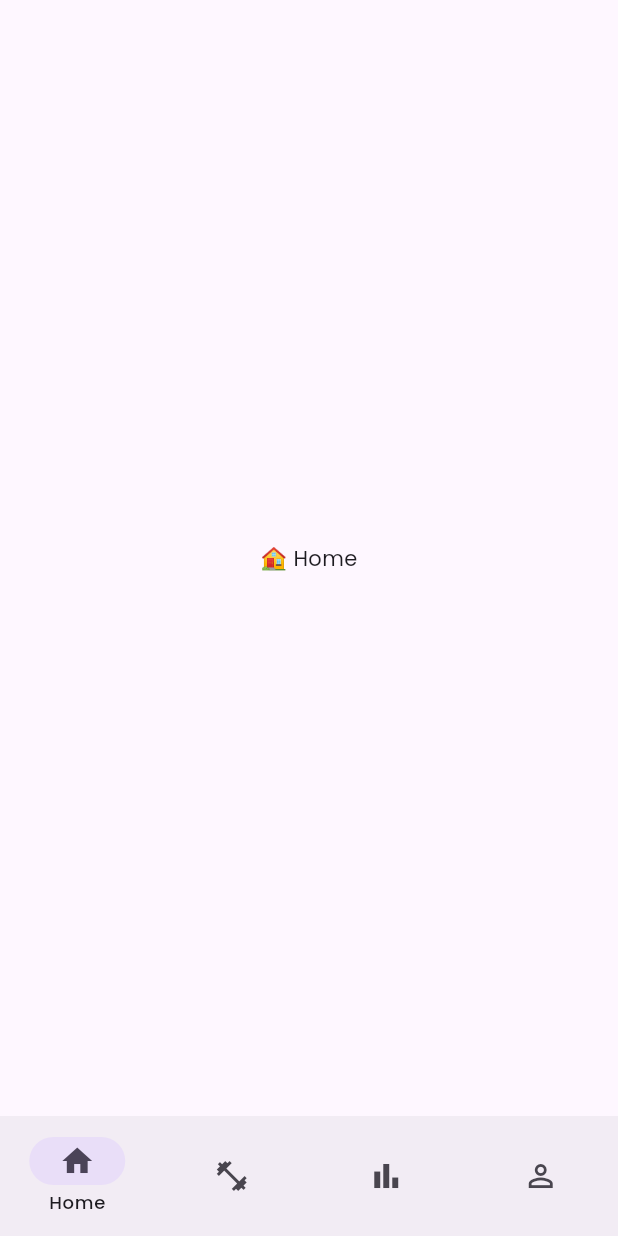
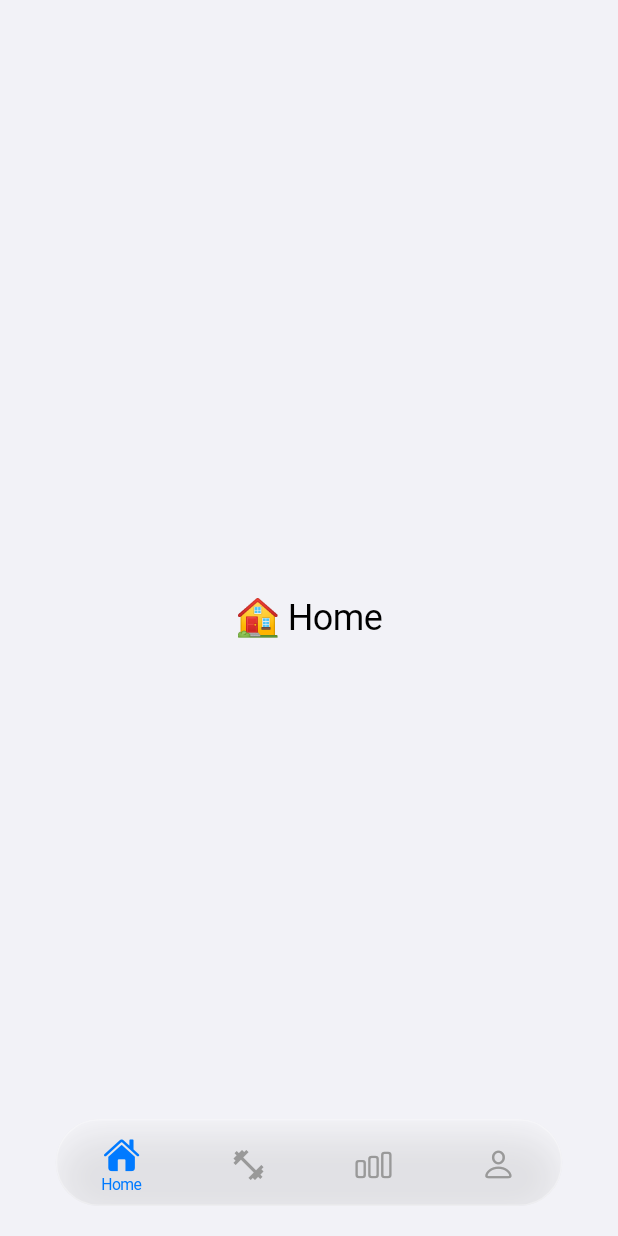
Before and after one commit to marco09silvaaa/TrackiFit, a Flutter app: the screen it shows after launch, on a phone screen of 412 x 824 dp. Run offline on Flutter 3.47's test engine with Material 3 defaults, Android fonts, the phone set to English and light mode, and no system bars.

Commit message:
Refine floating navbar layout and behavior
Adjusted vertical alignment of icons and labels for better centering. Reduced navbar height and width for a more compact design. Labels now appear only on the active icon with smooth fade animation. Maintained iOS-style floating glass effect and consistent icon theme.

```diff
--- a/lib/main.dart
+++ b/lib/main.dart
@@ -1,25 +1,17 @@
-import 'package:flutter/material.dart';
-import 'package:google_fonts/google_fonts.dart';
-import 'pages/home_page.dart';
+import 'package:flutter/cupertino.dart';
+import 'pages/root_shell.dart';
 
-void main() {
-  runApp(const TrackiFitApp());
-}
+void main() => runApp(const TrackiFitApp());
 
 class TrackiFitApp extends StatelessWidget {
   const TrackiFitApp({super.key});
 
   @override
   Widget build(BuildContext context) {
-    return MaterialApp(
+    return const CupertinoApp(
       debugShowCheckedModeBanner: false,
       title: 'TrackiFit',
-      theme: ThemeData(
-        colorScheme: ColorScheme.fromSeed(seedColor: Colors.deepPurple),
-        useMaterial3: true,
-        textTheme: GoogleFonts.poppinsTextTheme(),
-      ),
-      home: const HomePage(),
+      home: RootShell(),
     );
   }
 }
--- a/lib/pages/home_page.dart
+++ b/lib/pages/home_page.dart
@@ -1,42 +1,14 @@
 import 'package:flutter/material.dart';
 
-class HomePage extends StatefulWidget {
+class HomePage extends StatelessWidget {
   const HomePage({super.key});
 
   @override
-  State<HomePage> createState() => _HomePageState();
-}
-
-class _HomePageState extends State<HomePage> {
-  int _selectedIndex = 0;
-
-  final List<Widget> _pages = const [
-    Center(child: Text("🏠 Home")),
-    Center(child: Text("💪 Workouts")),
-    Center(child: Text("📊 Stats")),
-    Center(child: Text("👤 Profile")),
-  ];
-
-  void _onItemTapped(int index) {
-    setState(() {
-      _selectedIndex = index;
-    });
-  }
-
-  @override
   Widget build(BuildContext context) {
-    return Scaffold(
-      body: _pages[_selectedIndex],
-      bottomNavigationBar: NavigationBar(
-        selectedIndex: _selectedIndex,
-        onDestinationSelected: _onItemTapped,
-        labelBehavior: NavigationDestinationLabelBehavior.onlyShowSelected,
-        destinations: const [
-          NavigationDestination(icon: Icon(Icons.home_outlined), selectedIcon: Icon(Icons.home), label: 'Home'),
-          NavigationDestination(icon: Icon(Icons.fitness_center_outlined), selectedIcon: Icon(Icons.fitness_center), label: 'Workouts'),
-          NavigationDestination(icon: Icon(Icons.bar_chart_outlined), selectedIcon: Icon(Icons.bar_chart), label: 'Stats'),
-          NavigationDestination(icon: Icon(Icons.person_outline), selectedIcon: Icon(Icons.person), label: 'Profile'),
-        ],
+    return const Center(
+      child: Text(
+        '🏠 Home',
+        style: TextStyle(fontSize: 24),
       ),
     );
   }
--- /dev/null
+++ b/lib/pages/profile_page.dart
@@ -0,0 +1,9 @@
+import 'package:flutter/material.dart';
+
+class ProfilePage extends StatelessWidget {
+  const ProfilePage({super.key});
+  @override
+  Widget build(BuildContext context) {
+    return const Center(child: Text('👤 Profile', style: TextStyle(fontSize: 24)));
+  }
+}
--- /dev/null
+++ b/lib/pages/root_shell.dart
@@ -0,0 +1,148 @@
+import 'dart:ui';
+import 'package:flutter/cupertino.dart';
+import 'package:flutter/material.dart';
+import 'home_page.dart';
+import 'workouts_page.dart';
+import 'stats_page.dart';
+import 'profile_page.dart';
+
+class RootShell extends StatefulWidget {
+  const RootShell({super.key});
+
+  @override
+  State<RootShell> createState() => _RootShellState();
+}
+
+class _RootShellState extends State<RootShell> {
+  int _selectedIndex = 0;
+
+  final List<Widget> _pages = const [
+    HomePage(),
+    WorkoutsPage(),
+    StatsPage(),
+    ProfilePage(),
+  ];
+
+  @override
+  Widget build(BuildContext context) {
+    return CupertinoPageScaffold(
+      backgroundColor: CupertinoColors.systemGroupedBackground,
+      child: Stack(
+        children: [
+          _pages[_selectedIndex],
+
+          // --- FLOATING NAVBAR ---
+          Align(
+            alignment: Alignment.bottomCenter,
+            child: Padding(
+              padding: const EdgeInsets.only(bottom: 20),
+              child: ClipRRect(
+                borderRadius: BorderRadius.circular(35),
+                child: BackdropFilter(
+                  filter: ImageFilter.blur(sigmaX: 15, sigmaY: 15),
+                  child: Container(
+                    height: 58, // 🔹 barra mais pequena
+                    width: MediaQuery.of(context).size.width * 0.82,
+                    decoration: BoxDecoration(
+                      color: Colors.white.withOpacity(0.2),
+                      borderRadius: BorderRadius.circular(35),
+                      border: Border.all(
+                        color: Colors.white.withOpacity(0.3),
+                        width: 1,
+                      ),
+                      boxShadow: [
+                        BoxShadow(
+                          color: Colors.black.withOpacity(0.1),
+                          blurRadius: 20,
+                          offset: const Offset(0, 10),
+                        ),
+                      ],
+                    ),
+                    child: SafeArea(
+                      top: false,
+                      child: Padding(
+                        padding: const EdgeInsets.only(top: 4), // 🔹 ligeiramente mais alto
+                        child: Row(
+                          mainAxisAlignment: MainAxisAlignment.spaceAround,
+                          children: [
+                            _buildIcon(
+                              CupertinoIcons.house,
+                              CupertinoIcons.house_fill,
+                              0,
+                              'Home',
+                            ),
+                            _buildIcon(
+                              Icons.fitness_center_outlined,
+                              Icons.fitness_center,
+                              1,
+                              'Workouts',
+                            ),
+                            _buildIcon(
+                              CupertinoIcons.chart_bar,
+                              CupertinoIcons.chart_bar_fill,
+                              2,
+                              'Stats',
+                            ),
+                            _buildIcon(
+                              CupertinoIcons.person,
+                              CupertinoIcons.person_fill,
+                              3,
+                              'Profile',
+                            ),
+                          ],
+                        ),
+                      ),
+                    ),
+                  ),
+                ),
+              ),
+            ),
+          ),
+        ],
+      ),
+    );
+  }
+
+  Widget _buildIcon(
+    IconData icon,
+    IconData activeIcon,
+    int index,
+    String label,
+  ) {
+    final bool isActive = _selectedIndex == index;
+
+    return GestureDetector(
+      onTap: () => setState(() => _selectedIndex = index),
+      behavior: HitTestBehavior.translucent,
+      child: Column(
+        mainAxisSize: MainAxisSize.min,
+        mainAxisAlignment: MainAxisAlignment.center,
+        children: [
+          Icon(
+            isActive ? activeIcon : icon,
+            size: 24, // 🔹 ligeiramente menor
+            color: isActive
+                ? CupertinoColors.activeBlue
+                : CupertinoColors.inactiveGray,
+          ),
+          const SizedBox(height: 1),
+          AnimatedSwitcher(
+            duration: const Duration(milliseconds: 200),
+            transitionBuilder: (child, anim) =>
+                FadeTransition(opacity: anim, child: child),
+            child: isActive
+                ? Text(
+                    label,
+                    key: ValueKey(label),
+                    style: TextStyle(
+                      fontSize: 10.5, // 🔹 texto um pouco mais pequeno
+                      color: CupertinoColors.activeBlue,
+                    ),
+                  )
+                : const SizedBox.shrink(),
+          ),
+        ],
+      ),
+    );
+  }
+}
--- /dev/null
+++ b/lib/pages/stats_page.dart
@@ -0,0 +1,9 @@
+import 'package:flutter/material.dart';
+
+class StatsPage extends StatelessWidget {
+  const StatsPage({super.key});
+  @override
+  Widget build(BuildContext context) {
+    return const Center(child: Text('📊 Stats', style: TextStyle(fontSize: 24)));
+  }
+}
--- /dev/null
+++ b/lib/pages/workouts_page.dart
@@ -0,0 +1,9 @@
+import 'package:flutter/material.dart';
+
+class WorkoutsPage extends StatelessWidget {
+  const WorkoutsPage({super.key});
+  @override
+  Widget build(BuildContext context) {
+    return const Center(child: Text('💪 Workouts', style: TextStyle(fontSize: 24)));
+  }
+}
--- a/pubspec.yaml
+++ b/pubspec.yaml
@@ -35,6 +35,8 @@ dependencies:
   # Use with the CupertinoIcons class for iOS style icons.
   cupertino_icons: ^1.0.8
   google_fonts: ^6.3.2
+  crystal_navigation_bar: ^1.0.4
+  iconly: ^1.0.1
 
 dev_dependencies:
   flutter_test:
```
